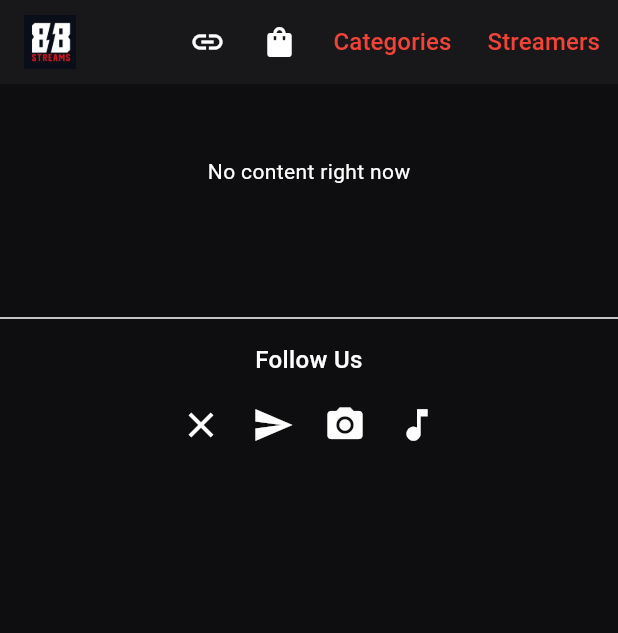
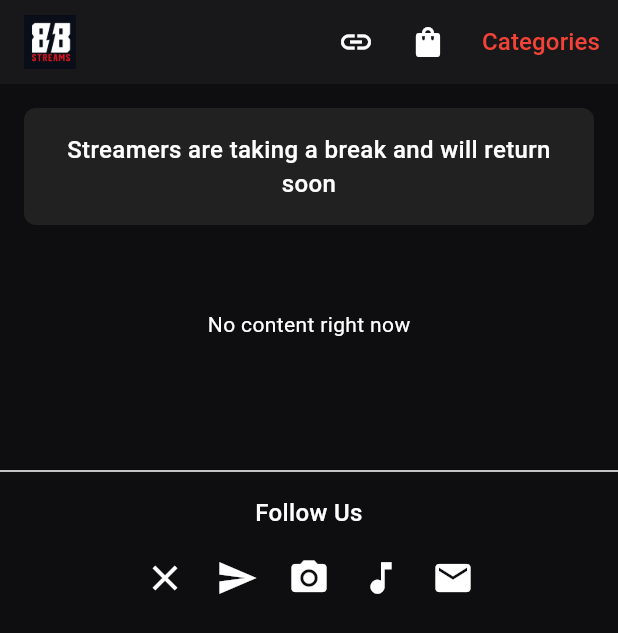
Before and after one commit to clapp88/Streamred-Android, a Flutter app: the HomeScreen screen opened directly, on a phone screen of 412 x 824 dp. Shown: the top 633 px of the screen. Run offline on Flutter 3.47's test engine with Material 3 defaults, Android fonts, the phone set to English and light mode, and no system bars; our stand-ins replace cached_network_image, chewie, package_info_plus, shared_preferences, video_player, wakelock_plus; missing offline and left inert: signalr_netcore; accounts and stored records are empty; network calls fail.

Commit message:
v1.38.0+30: support email button, streamers break banner, remove Streamers nav button

```diff
--- a/lib/screens/home_screen.dart
+++ b/lib/screens/home_screen.dart
@@ -4,7 +4,6 @@ import 'package:cached_network_image/cached_network_image.dart';
 import 'package:url_launcher/url_launcher.dart';
 import '../services/api_service.dart';
 import 'categories_screen.dart';
-import 'streamers_screen.dart';
 import 'shorts_viewer.dart';
 import 'channel_screen.dart';
 import 'stream_screen.dart';
@@ -64,6 +63,13 @@ class _HomeScreenState extends State<HomeScreen> {
     }
   }
 
+  Future<void> openEmail() async {
+    final uri = Uri.parse('mailto:contact@88streams.st?subject=Support%20Request');
+    if (await canLaunchUrl(uri)) {
+      await launchUrl(uri);
+    }
+  }
+
   Future<void> openFlyers() async {
     final uri = Uri.parse('https://88flyers.st/');
     if (await canLaunchUrl(uri)) {
@@ -114,10 +120,6 @@ class _HomeScreenState extends State<HomeScreen> {
             onPressed: () => Navigator.push(context, MaterialPageRoute(builder: (_) => const CategoriesScreen())),
             child: const Text('Categories', style: TextStyle(fontSize: 16)),
           ),
-          TextButton(
-            onPressed: () => Navigator.push(context, MaterialPageRoute(builder: (_) => const StreamersScreen())),
-            child: const Text('Streamers', style: TextStyle(fontSize: 16)),
-          ),
         ],
       ),
       body: loading
@@ -126,6 +128,21 @@ class _HomeScreenState extends State<HomeScreen> {
               onRefresh: load,
               child: ListView(
                 children: [
+                  if (live.isEmpty)
+                    Container(
+                      width: double.infinity,
+                      margin: const EdgeInsets.fromLTRB(16, 16, 16, 8),
+                      padding: const EdgeInsets.all(16),
+                      decoration: BoxDecoration(
+                        color: Colors.grey[900],
+                        borderRadius: BorderRadius.circular(8),
+                      ),
+                      child: const Text(
+                        'Streamers are taking a break and will return soon',
+                        textAlign: TextAlign.center,
+                        style: TextStyle(fontSize: 16, fontWeight: FontWeight.w500),
+                      ),
+                    ),
                   if (live.isNotEmpty) ...[
                     const Padding(padding: EdgeInsets.fromLTRB(16, 16, 16, 8), child: Text('Live Now', style: TextStyle(fontSize: 20, fontWeight: FontWeight.bold))),
                     ...live.map((s) => _Card(data: s, onTap: () => openItem(s), onChannel: () => openChannel(s['channelName']))),
@@ -153,6 +170,7 @@ class _HomeScreenState extends State<HomeScreen> {
                       IconButton(icon: const Icon(Icons.send, size: 28), tooltip: 'Telegram', onPressed: () => openUrl('https://t.me/Official88Streams')),
                       IconButton(icon: const Icon(Icons.camera_alt, size: 28), tooltip: 'Instagram', onPressed: () => openUrl('https://instagram.com/88streams.official')),
                       IconButton(icon: const Icon(Icons.music_note, size: 28), tooltip: 'TikTok', onPressed: () => openUrl('https://tiktok.com/@88streams')),
+                      IconButton(icon: const Icon(Icons.email, size: 28), tooltip: 'Support', onPressed: openEmail),
                     ],
                   ),
                   const SizedBox(height: 16),
--- a/pubspec.yaml
+++ b/pubspec.yaml
@@ -1,7 +1,7 @@
 name: streamred_android
 description: 88 Streams mobile app
 publish_to: 'none'
-version: 1.37.7+29
+version: 1.38.0+30
 
 environment:
   sdk: '>=3.0.0 <4.0.0'
--- a/version.json
+++ b/version.json
@@ -1,5 +1,5 @@
 {
-  "build": 29,
+  "build": 30,
   "url": "https://github.com/clapp88/Streamred-Android/releases/latest",
   "message": "A new version of 88 Streams is available with improvements and fixes."
 }
```
